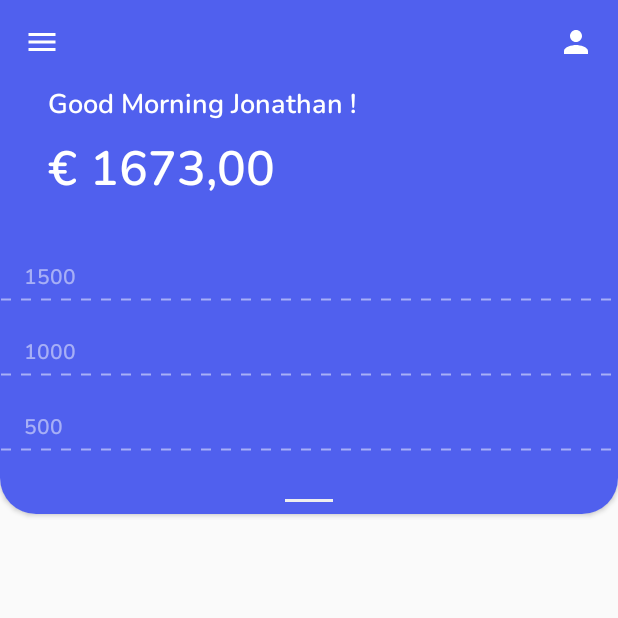
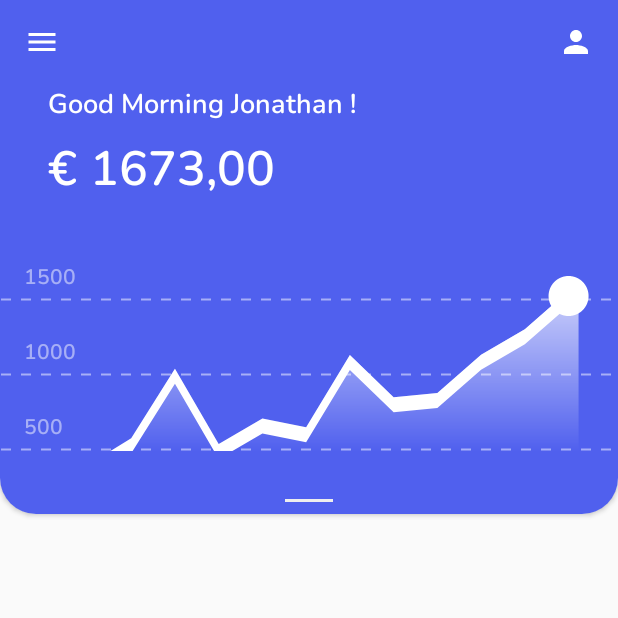
Before and after one commit to RemiDormoy/happiness-path, an Android app: the OperationsActivity screen opened directly, with no data from a screen before it, on a phone screen of 412 x 824 dp, the top half of it. Run offline under Robolectric (Android 15) with nearby library versions, the light colour scheme and no system bars.

Commit message:
first draw of line

```diff
--- a/app/src/main/java/com/rdo/octo/happinesspath/OperationsActivity.kt
+++ b/app/src/main/java/com/rdo/octo/happinesspath/OperationsActivity.kt
@@ -1,14 +1,155 @@
 package com.rdo.octo.happinesspath
 
+import android.graphics.*
+import android.graphics.drawable.Drawable
 import android.os.Bundle
 import androidx.appcompat.app.AppCompatActivity
+import androidx.core.content.ContextCompat
+import kotlinx.android.synthetic.main.line_container.*
+import kotlin.math.PI
+import kotlin.math.cos
+import kotlin.math.sin
 
 class OperationsActivity : AppCompatActivity() {
+
+    private val paint = Paint(Paint.ANTI_ALIAS_FLAG).apply {
+        style = Paint.Style.FILL
+        strokeWidth = 4f
+    }
+
+    private val gradientPaint = Paint(Paint.ANTI_ALIAS_FLAG).apply {
+        style = Paint.Style.FILL
+        strokeWidth = 4f
+    }
+
+    private lateinit var operationLineDrawable: OperationLineDrawable
 
     override fun onCreate(savedInstanceState: Bundle?) {
         super.onCreate(savedInstanceState)
         setContentView(R.layout.activity_operations)
 
+        paint.color = ContextCompat.getColor(this, android.R.color.white)
+        paint.setStrokeCap(Paint.Cap.ROUND)
+
+        val colorTop = ContextCompat.getColor(this, android.R.color.white)
+        val colorBottom = ContextCompat.getColor(this, android.R.color.transparent)
+
+        lineContainer.post {
+            gradientPaint.shader = LinearGradient(
+                0f,
+                0f,
+                0f,
+                lineContainer.height.toFloat(),
+                colorTop,
+                colorBottom,
+                Shader.TileMode.REPEAT
+            )
+            operationLineDrawable =
+                OperationLineDrawable(
+                    paint,
+                    lineContainer.width,
+                    lineContainer.height,
+                    gradientPaint
+                )
+            lineContainer.background = operationLineDrawable
+            operationLineDrawable.setPoints(
+                listOf(120, 100, 134, 345, 890, 300, 500, 432, 999, 666, 700, 1000, 1200, 1500)
+            )
+        }
 
     }
 }
+
+class OperationLineDrawable(
+    private val paint: Paint,
+    private val width: Int,
+    private val height: Int,
+    private val gradientPaint: Paint
+) : Drawable() {
+
+    private var points: List<Int> = emptyList()
+
+    fun setPoints(points: List<Int>) {
+        this.points = points
+        callback?.invalidateDrawable(this)
+    }
+
+    override fun draw(canvas: Canvas) {
+        // Draw the line
+        val path = Path()
+        val roundPath = Path()
+        val max = points.max() ?: 0
+        val min = points.min() ?: 0
+        if (points.isNotEmpty()) {
+            path.moveTo(0f, (0.95f * height.toFloat() * points[0] / (max)) + 65)
+            points.forEachIndexed { index, point ->
+                val x = 0.92f * (width.toFloat() * index / (points.size - 1))
+                val y = (0.85f * height.toFloat() * (max - point) / (max)) + 65
+                path.lineTo(x, y)
+            }
+            val asReversed = points.asReversed()
+            asReversed.forEachIndexed { index, point ->
+                val x = 0.92f * (width.toFloat() * (points.size - index - 1) / (points.size - 1))
+                val y = (0.85f * height.toFloat() * (max - point) / (max)) + 80
+                if (index == 0) {
+                    roundPath.moveTo(x, y)
+                }
+                path.lineTo(x, y)
+            }
+            path.close()
+            canvas.drawPath(path, paint)
+
+
+            // Draw the little circle at the end of line
+            val innerRadius = 20
+            val outerRadius = 40
+            val centerX = 0.92f * width
+            val centerY =
+                (0.85f * height.toFloat() * (max - points[points.size - 1]) / (max)) - 80 + (innerRadius / 2)
+            for (i in (-PI * 100).toInt()..(PI * 100).toInt()) {
+                val angle = i / 100.toDouble()
+                val x = (cos(angle) * innerRadius / 2f) + centerX
+                val y = (innerRadius / -2f * sin(angle)) - centerY
+                roundPath.lineTo(x.toFloat(), y.toFloat())
+            }
+            for (i in (-PI * 100).toInt()..(PI * 100).toInt()) {
+                val angle = i / 100.toDouble()
+                val x = (cos(angle) * outerRadius / 2f) + centerX
+                val y = (outerRadius / -2f * sin(angle)) - centerY
+                roundPath.lineTo(x.toFloat(), y.toFloat())
+            }
+            roundPath.close()
+            canvas.drawPath(roundPath, paint)
+
+            // Draw under the line
+            val underPath = Path()
+            underPath.moveTo(0f, height.toFloat())
+            points.forEachIndexed { index, point ->
+                val x = 0.92f * (width.toFloat() * index / (points.size - 1))
+                val y = (0.85f * height.toFloat() * (max - point) / (max)) + 65
+                underPath.lineTo(x, y)
+            }
+            underPath.lineTo(centerX + innerRadius / 2, (0.85f * height.toFloat() * (max - points[points.size - 1]) / (max)) + 65)
+            underPath.lineTo(centerX + innerRadius / 2, height.toFloat())
+            underPath.lineTo(0f, height.toFloat())
+            underPath.close()
+            canvas.drawPath(underPath, gradientPaint)
+        }
+    }
+
+    override fun setAlpha(alpha: Int) {
+        paint.alpha = alpha
+    }
+
+    override fun getIntrinsicWidth() = width
+
+    override fun getIntrinsicHeight() = height
+
+    override fun getOpacity(): Int {
+        return PixelFormat.OPAQUE
+    }
+
+    override fun setColorFilter(colorFilter: ColorFilter?) {
+        paint.colorFilter = colorFilter
+    }
+}
```
